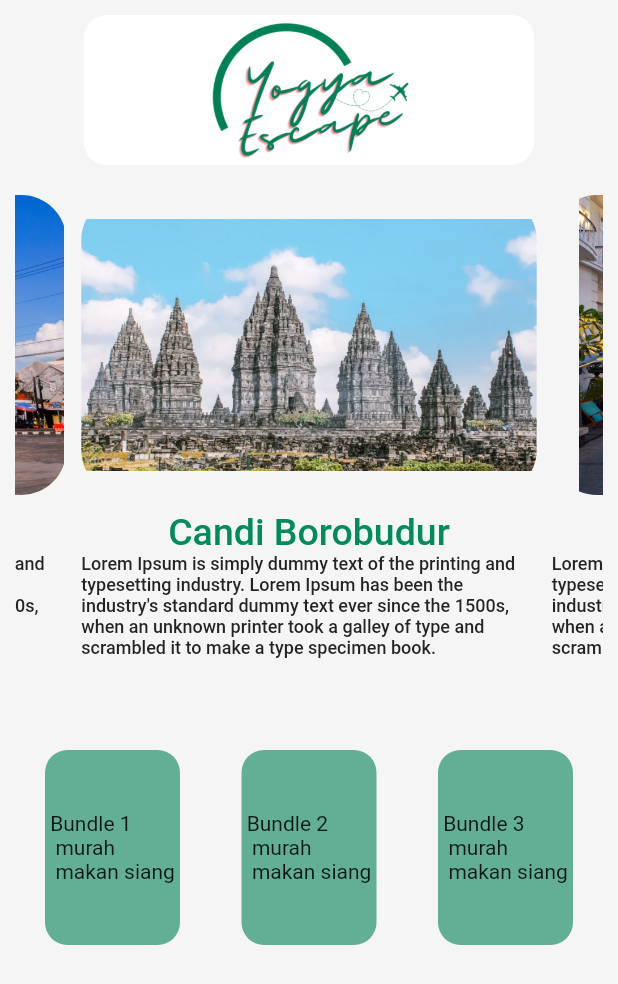
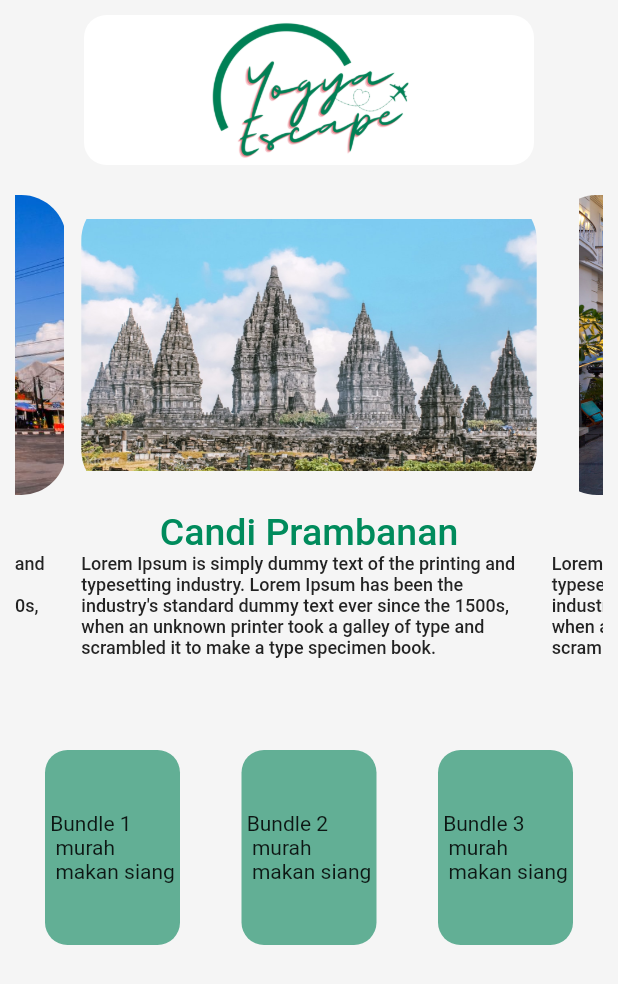
Before and after one commit to mayangsr/Yogya-Escape-Mobile, a Flutter app: the home screen opened by its route, swiped to page 4, on a phone screen of 412 x 824 dp. Shown: the top 984 px of the screen. Run offline on Flutter 3.47's test engine with Material 2 defaults, Android fonts, the light colour scheme and no system bars; drawn by our look-alikes of carousel_slider; our stand-ins replace flutter_map, latlong2; network calls fail.

Commit message:
edit home

```diff
--- a/yogya_escape_mobile/lib/home.dart
+++ b/yogya_escape_mobile/lib/home.dart
@@ -62,7 +62,7 @@
                       if(i == 'img/image-1.jpg')
                         Container(
                           child: Column(children: [
-                            Text("Pantai Baron", style:  TextStyle( fontSize: 25, fontWeight: FontWeight.w500, color: Color.fromRGBO(0, 139, 92, 1)),),
+                            Text("Pantai Ngitun", style:  TextStyle( fontSize: 25, fontWeight: FontWeight.w500, color: Color.fromRGBO(0, 139, 92, 1)),),
                             Text("Lorem Ipsum is simply dummy text of the printing and typesetting industry. Lorem Ipsum has been the  industry's standard dummy text ever since the 1500s, when an unknown printer took a galley of type and scrambled it to make a type specimen book.",
                         style:  TextStyle( fontSize: 12, fontWeight: FontWeight.w500, color: Color.fromRGBO(35, 35, 35, 1)),),
                           ],),
@@ -70,7 +70,7 @@
                       if(i == 'img/image-2.jpg')
                       Container(
                           child: Column(children: [
-                            Text("Tugu", style:  TextStyle( fontSize: 25, fontWeight: FontWeight.w500, color: Color.fromRGBO(0, 139, 92, 1)),),
+                            Text("Pantai Selatan", style:  TextStyle( fontSize: 25, fontWeight: FontWeight.w500, color: Color.fromRGBO(0, 139, 92, 1)),),
                             Text("Lorem Ipsum is simply dummy text of the printing and typesetting industry. Lorem Ipsum has been the  industry's standard dummy text ever since the 1500s, when an unknown printer took a galley of type and scrambled it to make a type specimen book.",
                         style:  TextStyle( fontSize: 12, fontWeight: FontWeight.w500, color: Color.fromRGBO(35, 35, 35, 1)),),
                           ],),
@@ -78,7 +78,7 @@
                       if(i == 'img/image-3.jpg')
                         Container(
                           child: Column(children: [
-                            Text("Pantai Jogja", style:  TextStyle( fontSize: 25, fontWeight: FontWeight.w500, color: Color.fromRGBO(0, 139, 92, 1)),),
+                            Text("Tugu Jogja", style:  TextStyle( fontSize: 25, fontWeight: FontWeight.w500, color: Color.fromRGBO(0, 139, 92, 1)),),
                             Text("Lorem Ipsum is simply dummy text of the printing and typesetting industry. Lorem Ipsum has been the  industry's standard dummy text ever since the 1500s, when an unknown printer took a galley of type and scrambled it to make a type specimen book.",
                         style:  TextStyle( fontSize: 12, fontWeight: FontWeight.w500, color: Color.fromRGBO(35, 35, 35, 1)),),
                           ],),
@@ -86,7 +86,7 @@
                       if(i == 'img/image-4.jpg')
                         Container(
                           child: Column(children: [
-                            Text("Candi Borobudur", style:  TextStyle( fontSize: 25, fontWeight: FontWeight.w500, color: Color.fromRGBO(0, 139, 92, 1)),),
+                            Text("Candi Prambanan", style:  TextStyle( fontSize: 25, fontWeight: FontWeight.w500, color: Color.fromRGBO(0, 139, 92, 1)),),
                             Text("Lorem Ipsum is simply dummy text of the printing and typesetting industry. Lorem Ipsum has been the  industry's standard dummy text ever since the 1500s, when an unknown printer took a galley of type and scrambled it to make a type specimen book.",
                         style:  TextStyle( fontSize: 12, fontWeight: FontWeight.w500, color: Color.fromRGBO(35, 35, 35, 1)),),
                           ],),
--- a/yogya_escape_mobile/lib/tourguidePage.dart
+++ b/yogya_escape_mobile/lib/tourguidePage.dart
@@ -1,11 +1,6 @@
 import 'package:flutter/material.dart';
-<<<<<<< HEAD
 import 'package:yogya_escape_mobile/listGuide.dart';
 import 'package:yogya_escape_mobile/listFavGuide.dart';
-=======
-import 'package:turgaid/listGuide.dart';
-import 'package:turgaid/listFavGuide.dart';
->>>>>>> c500ae5f1ef554e0f088c0fdade89f23c52190b8
 
 class tourguidePage extends StatelessWidget {
   final List _posts = [
```
